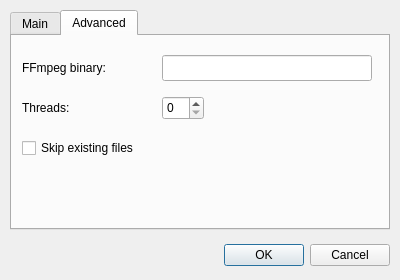
Old version of the form src/settingsdialog.ui in the repository Bleuzen/FFaudioConverter.
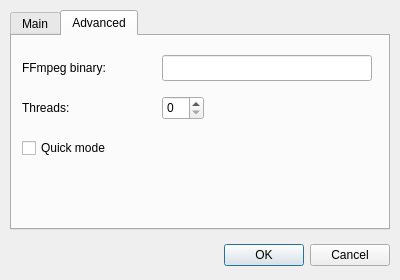
New version of the form. The open tabs and pages were chosen to show the change.

Commit message: adding 'quick mode'

Patch:
```diff
--- a/src/settingsdialog.ui
+++ b/src/settingsdialog.ui
@@ -192,7 +192,7 @@
 Disable this to reencode and overwrite existing files.</string>
      </property>
      <property name="text">
-      <string>Skip existing files</string>
+      <string>Quick mode</string>
      </property>
     </widget>
     <widget class="QLabel" name="label_6">
```
Left out of the diff: 5 changed lines with no effect on the pictures. The commit also changes 7 other files.
